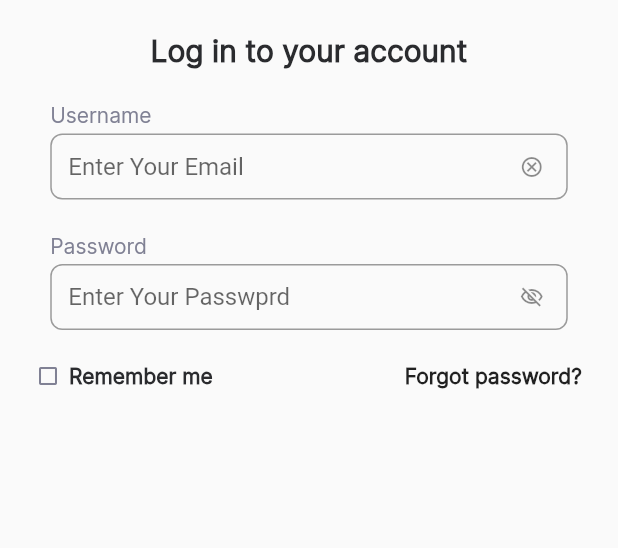
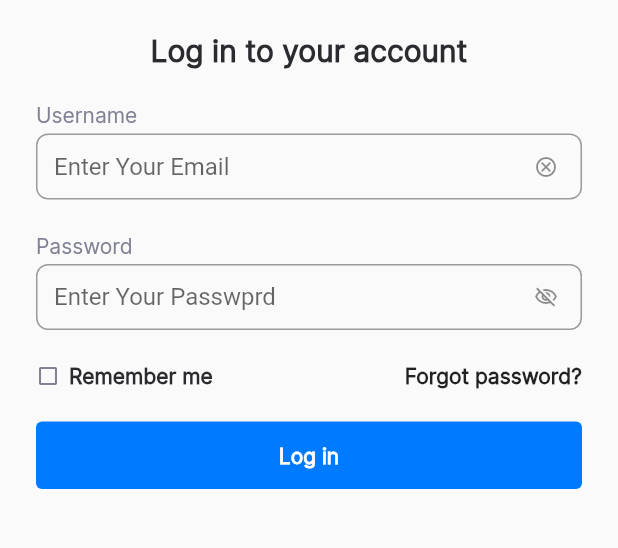
Before and after one commit to MustafaFawzy229/intern2grow-auth-mobile-app, a Flutter app: the screen it shows after launch, on a phone screen of 412 x 824 dp, the part 372-920 px from its top. Run offline on Flutter 3.47's test engine with Material 2 defaults, Android fonts, the light colour scheme and no system bars.

Commit message:
custom button create

```diff
--- a/lib/screens/login_screen.dart
+++ b/lib/screens/login_screen.dart
@@ -3,6 +3,8 @@ import 'package:internship_auth_mobile_app/constants.dart';
 import 'package:internship_auth_mobile_app/screens/widgets/cover_and_logo.dart';
 import 'package:internship_auth_mobile_app/screens/widgets/custom_form_inputs.dart';
 import 'package:internship_auth_mobile_app/screens/widgets/custom_text_field.dart';
+
+import 'widgets/custom_button.dart';
 
 class LoginScreen extends StatelessWidget {
   const LoginScreen({super.key});
@@ -50,6 +52,10 @@ class LoginScreen extends StatelessWidget {
               height: 22,
             ),
             CustomFormInputs(),
+            SizedBox(
+              height: 22,
+            ),
+            CustomButton(),
           ],
         ),
       ),
--- /dev/null
+++ b/lib/screens/widgets/custom_button.dart
@@ -0,0 +1,38 @@
+import 'package:flutter/material.dart';
+
+import '../../constants.dart';
+
+class CustomButton extends StatelessWidget {
+  const CustomButton({super.key});
+
+  @override
+  Widget build(BuildContext context) {
+    return Padding(
+      padding: const EdgeInsets.symmetric(horizontal: 24),
+      child: GestureDetector(
+        onTap: () {},
+        child: Container(
+          width: double.infinity,
+          height: 45,
+          decoration: const BoxDecoration(
+            color: Color(0xff007BFF),
+            borderRadius: BorderRadius.all(
+              Radius.circular(4),
+            ),
+          ),
+          child: const Center(
+            child: Text(
+              'Log in',
+              style: TextStyle(
+                fontFamily: kPrimaryFont,
+                fontSize: 14,
+                fontWeight: FontWeight.w700,
+                color: Color(0xffFFFFFF),
+              ),
+            ),
+          ),
+        ),
+      ),
+    );
+  }
+}
--- a/lib/screens/widgets/custom_text_field.dart
+++ b/lib/screens/widgets/custom_text_field.dart
@@ -14,7 +14,8 @@ class CustomTextField extends StatelessWidget {
 
   @override
   Widget build(BuildContext context) {
-    return SizedBox(
+    return Padding(
+      padding: const EdgeInsets.symmetric(horizontal: 24),
       child: Column(
         crossAxisAlignment: CrossAxisAlignment.start,
         children: [
@@ -32,7 +33,7 @@ class CustomTextField extends StatelessWidget {
           ),
           SizedBox(
             height: 44,
-            width: 345,
+            width: double.infinity,
             child: TextField(
               decoration: InputDecoration(
                 hintText: hint,
```
